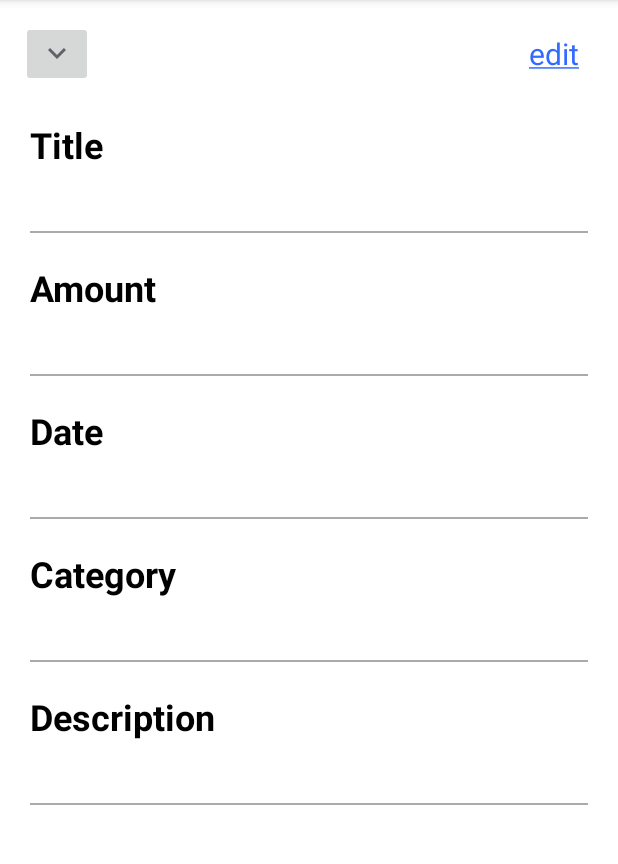
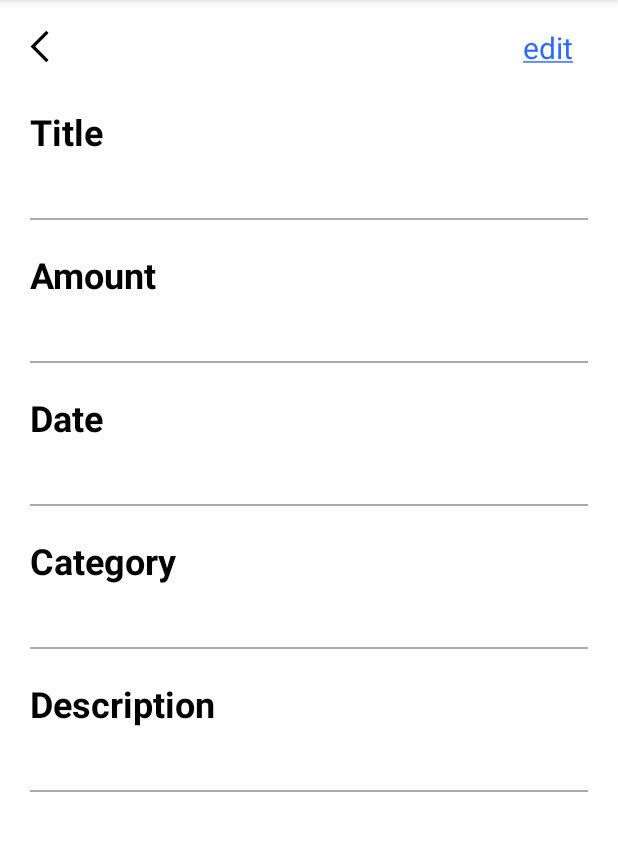
Before and after one commit to Kei037/pay_breeze_mvc, an Android app: the DetailedActivity screen opened directly, with no data from a screen before it, on a phone screen of 412 x 824 dp, the part 84-948 px from its top. Run offline under Robolectric (Android 15) with nearby library versions, the phone set to English and light mode, and no system bars; our stand-ins replace Room's generated code; 1 statement that could not run was skipped.

```diff
--- /dev/null
+++ b/app/src/main/res/anim/slide_in_left.xml
@@ -0,0 +1,9 @@
+<?xml version="1.0" encoding="utf-8"?>
+<set xmlns:android="http://schemas.android.com/apk/res/android"
+    android:interpolator="@android:anim/accelerate_decelerate_interpolator">
+    <translate
+        android:fromXDelta="-100%p"
+        android:toXDelta="0"
+        android:duration="10"
+        android:interpolator="@android:anim/decelerate_interpolator"/>
+</set>
--- /dev/null
+++ b/app/src/main/res/anim/slide_in_right.xml
@@ -0,0 +1,9 @@
+<?xml version="1.0" encoding="utf-8"?>
+<set xmlns:android="http://schemas.android.com/apk/res/android"
+    android:interpolator="@android:anim/accelerate_decelerate_interpolator">
+    <translate
+        android:fromXDelta="100%p"
+        android:toXDelta="0"
+        android:duration="10"
+        android:interpolator="@android:anim/decelerate_interpolator" />
+</set>
--- /dev/null
+++ b/app/src/main/res/anim/slide_out_left.xml
@@ -0,0 +1,9 @@
+<?xml version="1.0" encoding="utf-8"?>
+<set xmlns:android="http://schemas.android.com/apk/res/android"
+    android:interpolator="@android:anim/accelerate_decelerate_interpolator">
+    <translate
+        android:fromXDelta="0"
+        android:toXDelta="-100%p"
+        android:duration="10"
+        android:interpolator="@android:anim/decelerate_interpolator"/>
+</set>
--- /dev/null
+++ b/app/src/main/res/anim/slide_out_right.xml
@@ -0,0 +1,9 @@
+<?xml version="1.0" encoding="utf-8"?>
+<set xmlns:android="http://schemas.android.com/apk/res/android"
+    android:interpolator="@android:anim/accelerate_decelerate_interpolator">
+    <translate
+        android:fromXDelta="0"
+        android:toXDelta="100%p"
+        android:duration="10"
+        android:interpolator="@android:anim/decelerate_interpolator"/>
+</set>
--- /dev/null
+++ b/app/src/main/res/drawable/arrow_back.xml
@@ -0,0 +1,9 @@
+<vector xmlns:android="http://schemas.android.com/apk/res/android"
+    android:width="26dp"
+    android:height="26dp"
+    android:viewportWidth="960"
+    android:viewportHeight="960">
+  <path
+      android:pathData="M400,866.15 L13.85,480 400,93.85l56.77,56.77L127.38,480l329.39,329.38L400,866.15Z"
+      android:fillColor="#000000"/>
+</vector>
--- a/app/src/main/res/layout/activity_detailed.xml
+++ b/app/src/main/res/layout/activity_detailed.xml
@@ -8,36 +8,40 @@
     tools:context=".ui.commons.DetailedActivity">
 
     <!-- top area -->
-    <LinearLayout
-        android:id="@+id/topLinear"
+    <androidx.constraintlayout.widget.ConstraintLayout
+        android:id="@+id/topConstraint"
         android:layout_width="match_parent"
         android:layout_height="wrap_content"
         app:layout_constraintTop_toTopOf="parent"
         app:layout_constraintStart_toStartOf="parent"
-        android:padding="14dp"
-        android:gravity="center_vertical">
+        android:padding="18dp">
         <ImageButton
             android:id="@+id/backBtn"
             android:layout_width="wrap_content"
             android:layout_height="wrap_content"
-            android:src="@drawable/popupmenu_icon"/>
+            android:src="@drawable/arrow_back"
+            android:background="#FFF"
+            app:layout_constraintStart_toStartOf="parent"
+            app:layout_constraintTop_toTopOf="parent"
+            android:layout_marginStart="2dp"/>
         <TextView
             android:id="@+id/editBtn"
-            android:layout_width="match_parent"
+            android:layout_width="wrap_content"
             android:layout_height="wrap_content"
             android:text="edit"
             android:textSize="20dp"
-            android:gravity="right"
             android:layout_marginRight="12dp"
+            app:layout_constraintTop_toTopOf="parent"
+            app:layout_constraintEnd_toEndOf="parent"
             android:textColor="#306AFF" />
-    </LinearLayout>
+    </androidx.constraintlayout.widget.ConstraintLayout>
 
     <!-- content area -->
     <LinearLayout
         android:id="@+id/titleLinear"
         android:layout_width="match_parent"
         android:layout_height="wrap_content"
-        app:layout_constraintTop_toBottomOf="@id/topLinear"
+        app:layout_constraintTop_toBottomOf="@id/topConstraint"
         app:layout_constraintStart_toStartOf="parent"
         android:orientation="vertical"
         android:paddingTop="8dp"
```
Also changed, not shown: app/src/main/java/com/kei037/pay_breeze_mvc/ui/commons/DetailedActivity.kt (+8 -0 lines), app/src/main/java/com/kei037/pay_breeze_mvc/ui/commons/EditActivity.kt (+14 -1 lines), app/src/main/java/com/kei037/pay_breeze_mvc/ui/commons/commonsAdapter/EventAdapter.kt (+15 -2 lines), app/src/main/res/layout/activity_edit.xml (+13 -9 lines).
